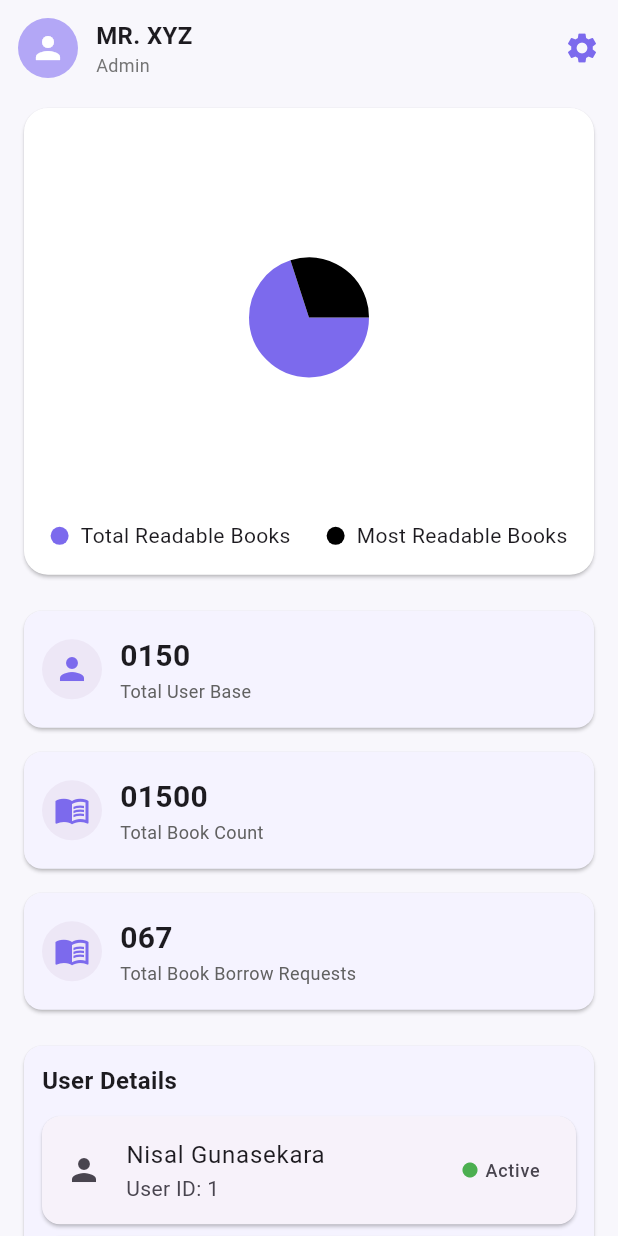
After one commit to RAIYANBHUIYAN/TaleHive, a Flutter app: the AdminDashboardPage screen opened directly, on a phone screen of 412 x 824 dp. The commit adds this screen. Run offline on Flutter 3.47's test engine with Material 3 defaults, Android fonts, the light colour scheme and no system bars; drawn by our look-alikes of fl_chart; our stand-ins replace google_fonts; network calls fail.

Commit message:
Add Admin Dashboard page and update main.dart imports

```diff
--- a/lib/main.dart
+++ b/lib/main.dart
@@ -1,4 +1,5 @@
 import 'package:flutter/material.dart';
+import 'package:talehive/pages/admin/admin_dashboard.dart';
 import 'package:talehive/pages/club/book_club.dart';
 import 'package:talehive/pages/user/author_dashboard.dart';
 import 'package:talehive/pages/user/book_details.dart';
--- /dev/null
+++ b/lib/pages/admin/admin_dashboard.dart
@@ -0,0 +1,461 @@
+import 'package:flutter/material.dart';
+import 'package:fl_chart/fl_chart.dart';
+
+class AdminDashboardPage extends StatelessWidget {
+  const AdminDashboardPage({Key? key}) : super(key: key);
+
+  @override
+  Widget build(BuildContext context) {
+    final Color primaryColor = Color(0xFF7C6AED); // Light purple
+    final Color accentColor = Color(0xFFB3A7F6); // Lighter purple
+    final Color backgroundColor = Color(0xFFF8F7FC); // Very light background
+    final Color cardColor = Colors.white;
+    final Color sidebarColor = Color(0xFF7C6AED);
+    final Color iconBgColor = Color(0xFFEDE7F6);
+
+    final isMobile = MediaQuery.of(context).size.width < 700;
+
+    return Scaffold(
+      backgroundColor: backgroundColor,
+      body: isMobile
+          ? SingleChildScrollView(
+              child: Padding(
+                padding: const EdgeInsets.all(12.0),
+                child: Column(
+                  crossAxisAlignment: CrossAxisAlignment.start,
+                  children: [
+                    // Header
+                    Row(
+                      children: [
+                        CircleAvatar(
+                          backgroundColor: accentColor,
+                          child: Icon(Icons.person, color: Colors.white),
+                        ),
+                        SizedBox(width: 12),
+                        Column(
+                          crossAxisAlignment: CrossAxisAlignment.start,
+                          children: [
+                            Text('MR. XYZ', style: TextStyle(fontWeight: FontWeight.bold, fontSize: 16)),
+                            Text('Admin', style: TextStyle(color: Colors.grey[600], fontSize: 12)),
+                          ],
+                        ),
+                        Spacer(),
+                        Icon(Icons.settings, color: primaryColor),
+                      ],
+                    ),
+                    SizedBox(height: 16),
+                    // Pie Chart (Larger on mobile)
+                    Card(
+                      color: cardColor,
+                      shape: RoundedRectangleBorder(borderRadius: BorderRadius.circular(16)),
+                      child: Padding(
+                        padding: const EdgeInsets.all(16.0),
+                        child: Column(
+                          children: [
+                            SizedBox(
+                              height: MediaQuery.of(context).size.width * 0.6,
+                              width: MediaQuery.of(context).size.width * 0.6,
+                              child: PieChart(
+                                PieChartData(
+                                  sections: [
+                                    PieChartSectionData(
+                                      color: primaryColor,
+                                      value: 70,
+                                      title: '',
+                                    ),
+                                    PieChartSectionData(
+                                      color: Colors.black,
+                                      value: 30,
+                                      title: '',
+                                    ),
+                                  ],
+                                  sectionsSpace: 0,
+                                  centerSpaceRadius: 0,
+                                ),
+                              ),
+                            ),
+                            SizedBox(height: 12),
+                            Row(
+                              mainAxisAlignment: MainAxisAlignment.center,
+                              children: [
+                                _LegendDot(color: primaryColor),
+                                SizedBox(width: 8),
+                                Text('Total Readable Books'),
+                                SizedBox(width: 24),
+                                _LegendDot(color: Colors.black),
+                                SizedBox(width: 8),
+                                Text('Most Readable Books'),
+                              ],
+                            ),
+                          ],
+                        ),
+                      ),
+                    ),
+                    SizedBox(height: 16),
+                    // Stat Cards (Stacked vertically)
+                    _StatCard(icon: Icons.person, label: 'Total User Base', value: '0150'),
+                    SizedBox(height: 8),
+                    _StatCard(icon: Icons.menu_book, label: 'Total Book Count', value: '01500'),
+                    SizedBox(height: 8),
+                    _StatCard(icon: Icons.menu_book, label: 'Total Book Borrow Requests', value: '067'),
+                    SizedBox(height: 16),
+                    // Info Cards (Stacked vertically)
+                    _InfoCard(
+                      title: 'User Details',
+                      children: List.generate(4, (i) => _UserDetailCard()),
+                    ),
+                    SizedBox(height: 8),
+                    _InfoCard(
+                      title: 'Book Readers Update',
+                      children: List.generate(4, (i) => _BookReaderUpdateCard()),
+                    ),
+                    SizedBox(height: 8),
+                    _InfoCard(
+                      title: 'Most Readable Books',
+                      children: List.generate(4, (i) => _MostReadableBookCard()),
+                    ),
+                  ],
+                ),
+              ),
+            )
+          : Row(
+              children: [
+                // Sidebar
+                Container(
+                  width: 220,
+                  color: sidebarColor,
+                  child: Column(
+                    children: [
+                      SizedBox(height: 40),
+                      CircleAvatar(
+                        radius: 32,
+                        backgroundColor: Colors.white,
+                        child: Icon(Icons.library_books, color: primaryColor, size: 40),
+                      ),
+                      SizedBox(height: 16),
+                      Text(
+                        'Brain Station 23',
+                        style: TextStyle(
+                          color: Colors.white,
+                          fontWeight: FontWeight.bold,
+                          fontSize: 18,
+                        ),
+                      ),
+                      Text(
+                        'LIBRARY',
+                        style: TextStyle(
+                          color: Colors.white70,
+                          fontSize: 12,
+                        ),
+                      ),
+                      SizedBox(height: 40),
+                      _SidebarButton(icon: Icons.dashboard, label: 'Dashboard', selected: true),
+                      _SidebarButton(icon: Icons.menu_book, label: 'Catalog'),
+                      _SidebarButton(icon: Icons.book, label: 'Books'),
+                      _SidebarButton(icon: Icons.people, label: 'Users'),
+                      Spacer(),
+                      _SidebarButton(icon: Icons.logout, label: 'Log Out'),
+                      SizedBox(height: 24),
+                    ],
+                  ),
+                ),
+                // Main Content
+                Expanded(
+                  child: Padding(
+                    padding: const EdgeInsets.all(24.0),
+                    child: Column(
+                      crossAxisAlignment: CrossAxisAlignment.start,
+                      children: [
+                        // Header
+                        Row(
+                          children: [
+                            CircleAvatar(
+                              backgroundColor: accentColor,
+                              child: Icon(Icons.person, color: Colors.white),
+                            ),
+                            SizedBox(width: 12),
+                            Column(
+                              crossAxisAlignment: CrossAxisAlignment.start,
+                              children: [
+                                Text('MR. XYZ', style: TextStyle(fontWeight: FontWeight.bold, fontSize: 16)),
+                                Text('Admin', style: TextStyle(color: Colors.grey[600], fontSize: 12)),
+                              ],
+                            ),
+                            Spacer(),
+                            Column(
+                              crossAxisAlignment: CrossAxisAlignment.end,
+                              children: [
+                                Text('12:29 PM', style: TextStyle(fontWeight: FontWeight.bold)),
+                                Text('Sep 02, 2023', style: TextStyle(color: Colors.grey[600], fontSize: 12)),
+                              ],
+                            ),
+                            SizedBox(width: 16),
+                            Icon(Icons.settings, color: primaryColor),
+                          ],
+                        ),
+                        SizedBox(height: 24),
+                        Expanded(
+                          child: Row(
+                            crossAxisAlignment: CrossAxisAlignment.start,
+                            children: [
+                              // Pie Chart
+                              Expanded(
+                                flex: 2,
+                                child: Card(
+                                  color: cardColor,
+                                  shape: RoundedRectangleBorder(borderRadius: BorderRadius.circular(16)),
+                                  child: Padding(
+                                    padding: const EdgeInsets.all(24.0),
+                                    child: Column(
+                                      children: [
+                                        Expanded(
+                                          child: PieChart(
+                                            PieChartData(
+                                              sections: [
+                                                PieChartSectionData(
+                                                  color: primaryColor,
+                                                  value: 70,
+                                                  title: '',
+                                                ),
+                                                PieChartSectionData(
+                                                  color: Colors.black,
+                                                  value: 30,
+                                                  title: '',
+                                                ),
+                                              ],
+                                              sectionsSpace: 0,
+                                              centerSpaceRadius: 0,
+                                            ),
+                                          ),
+                                        ),
+                                        SizedBox(height: 16),
+                                        Row(
+                                          mainAxisAlignment: MainAxisAlignment.center,
+                                          children: [
+                                            _LegendDot(color: primaryColor),
+                                            SizedBox(width: 8),
+                                            Text('Total Readable Books'),
+                                            SizedBox(width: 24),
+                                            _LegendDot(color: Colors.black),
+                                            SizedBox(width: 8),
+                                            Text('Most Readable Books'),
+                                          ],
+                                        ),
+                                      ],
+                                    ),
+                                  ),
+                                ),
+                              ),
+                              SizedBox(width: 24),
+                              // Right Side Cards
+                              Expanded(
+                                flex: 3,
+                                child: Column(
+                                  children: [
+                                    Row(
+                                      children: [
+                                        _StatCard(icon: Icons.person, label: 'Total User Base', value: '0150'),
+                                        SizedBox(width: 16),
+                                        _StatCard(icon: Icons.menu_book, label: 'Total Book Count', value: '01500'),
+                                        SizedBox(width: 16),
+                                        _StatCard(icon: Icons.menu_book, label: 'Total Book Borrow Requests', value: '067'),
+                                      ],
+                                    ),
+                                    SizedBox(height: 16),
+                                    Row(
+                                      crossAxisAlignment: CrossAxisAlignment.start,
+                                      children: [
+                                        // User Details
+                                        Expanded(
+                                          child: _InfoCard(
+                                            title: 'User Details',
+                                            children: List.generate(4, (i) => _UserDetailCard()),
+                                          ),
+                                        ),
+                                        SizedBox(width: 16),
+                                        // Book Readers Update
+                                        Expanded(
+                                          child: _InfoCard(
+                                            title: 'Book Readers Update',
+                                            children: List.generate(4, (i) => _BookReaderUpdateCard()),
+                                          ),
+                                        ),
+                                        SizedBox(width: 16),
+                                        // Most Readable Books
+                                        Expanded(
+                                          child: _InfoCard(
+                                            title: 'Most Readable Books',
+                                            children: List.generate(4, (i) => _MostReadableBookCard()),
+                                          ),
+                                        ),
+                                      ],
+                                    ),
+                                  ],
+                                ),
+                              ),
+                            ],
+                          ),
+                        ),
+                      ],
+                    ),
+                  ),
+                ),
+              ],
+            ),
+    );
+  }
+}
+
+class _SidebarButton extends StatelessWidget {
+  final IconData icon;
+  final String label;
+  final bool selected;
+  const _SidebarButton({required this.icon, required this.label, this.selected = false});
+
+  @override
+  Widget build(BuildContext context) {
+    return Container(
+      margin: EdgeInsets.symmetric(vertical: 6, horizontal: 12),
+      decoration: selected
+          ? BoxDecoration(
+              color: Colors.white.withOpacity(0.2),
+              borderRadius: BorderRadius.circular(8),
+            )
+          : null,
+      child: ListTile(
+        leading: Icon(icon, color: Colors.white),
+        title: Text(label, style: TextStyle(color: Colors.white)),
+        onTap: () {},
+      ),
+    );
+  }
+}
+
+class _LegendDot extends StatelessWidget {
+  final Color color;
+  const _LegendDot({required this.color});
+  @override
+  Widget build(BuildContext context) {
+    return Container(
+      width: 12,
+      height: 12,
+      decoration: BoxDecoration(
+        color: color,
+        shape: BoxShape.circle,
+      ),
+    );
+  }
+}
+
+class _StatCard extends StatelessWidget {
+  final IconData icon;
+  final String label;
+  final String value;
+  const _StatCard({required this.icon, required this.label, required this.value});
+
+  @override
+  Widget build(BuildContext context) {
+    return Expanded(
+      child: Card(
+        color: Color(0xFFF5F3FF),
+        shape: RoundedRectangleBorder(borderRadius: BorderRadius.circular(12)),
+        child: Padding(
+          padding: const EdgeInsets.symmetric(vertical: 16, horizontal: 12),
+          child: Row(
+            children: [
+              CircleAvatar(
+                backgroundColor: Color(0xFFEDE7F6),
+                child: Icon(icon, color: Color(0xFF7C6AED)),
+              ),
+              SizedBox(width: 12),
+              Column(
+                crossAxisAlignment: CrossAxisAlignment.start,
+                children: [
+                  Text(value, style: TextStyle(fontWeight: FontWeight.bold, fontSize: 20)),
+                  Text(label, style: TextStyle(fontSize: 12, color: Colors.grey[700])),
+                ],
+              ),
+            ],
+          ),
+        ),
+      ),
+    );
+  }
+}
+
+class _InfoCard extends StatelessWidget {
+  final String title;
+  final List<Widget> children;
+  const _InfoCard({required this.title, required this.children});
+
+  @override
+  Widget build(BuildContext context) {
+    return Card(
+      color: Color(0xFFF5F3FF),
+      shape: RoundedRectangleBorder(borderRadius: BorderRadius.circular(12)),
+      child: Padding(
+        padding: const EdgeInsets.all(12.0),
+        child: Column(
+          crossAxisAlignment: CrossAxisAlignment.start,
+          children: [
+            Text(title, style: TextStyle(fontWeight: FontWeight.bold, fontSize: 16)),
+            SizedBox(height: 8),
+            ...children,
+          ],
+        ),
+      ),
+    );
+  }
+}
+
+class _UserDetailCard extends StatelessWidget {
+  @override
+  Widget build(BuildContext context) {
+    return Card(
+      margin: EdgeInsets.symmetric(vertical: 4),
+      child: ListTile(
+        leading: Icon(Icons.person),
+        title: Text('Nisal Gunasekara'),
+        subtitle: Text('User ID: 1'),
+        trailing: Row(
+          mainAxisSize: MainAxisSize.min,
+          children: [
+            Icon(Icons.circle, color: Colors.green, size: 12),
+            SizedBox(width: 4),
+            Text('Active', style: TextStyle(fontSize: 12)),
+          ],
+        ),
+      ),
+    );
+  }
+}
+
+class _BookReaderUpdateCard extends StatelessWidget {
+  @override
+  Widget build(BuildContext context) {
+    return Card(
+      margin: EdgeInsets.symmetric(vertical: 4),
+      child: ListTile(
+        leading: Icon(Icons.person),
+        title: Text('Sasmith Gunasekara'),
+        subtitle: Text('Book ID: 10'),
+        trailing: Icon(Icons.sync),
+      ),
+    );
+  }
+}
+
+class _MostReadableBookCard extends StatelessWidget {
+  @override
+  Widget build(BuildContext context) {
+    return Card(
+      margin: EdgeInsets.symmetric(vertical: 4),
+      child: ListTile(
+        leading: Icon(Icons.menu_book),
+        title: Text('Deep Learning - Matara'),
+        subtitle: Text('Branch ID: 1'),
+        trailing: Icon(Icons.sync),
+      ),
+    );
+  }
+}
```
Also changed, not shown: test_review_dialog.dart (added).
